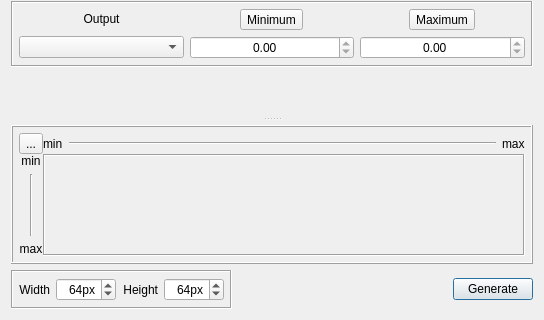
First picture: the form in qtfuzzylite/ui/Surface2D.ui, repository fuzzylite/fuzzylite, before the edit; both pictures show x 0 to 544 and y 203 to 523 of the 544 by 523 pixel window.
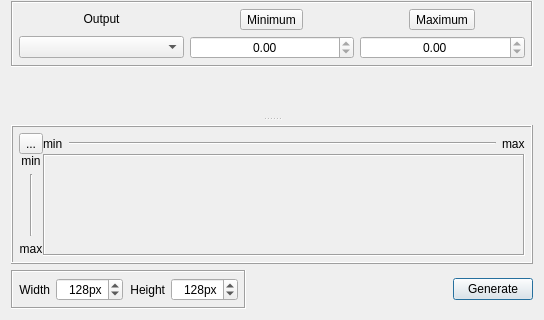
Second picture: the form after the edit. Icons and pictures are not drawn.

Diff of the .ui file:
```diff
--- a/qtfuzzylite/ui/Surface2D.ui
+++ b/qtfuzzylite/ui/Surface2D.ui
@@ -586,13 +586,13 @@
            <number>8</number>
           </property>
           <property name="maximum">
-           <number>640</number>
+           <number>2048</number>
           </property>
           <property name="singleStep">
            <number>8</number>
           </property>
           <property name="value">
-           <number>64</number>
+           <number>128</number>
           </property>
          </widget>
         </item>
@@ -618,13 +618,13 @@
            <number>8</number>
           </property>
           <property name="maximum">
-           <number>640</number>
+           <number>2048</number>
           </property>
           <property name="singleStep">
            <number>8</number>
           </property>
           <property name="value">
-           <number>64</number>
+           <number>128</number>
           </property>
          </widget>
         </item>
```
